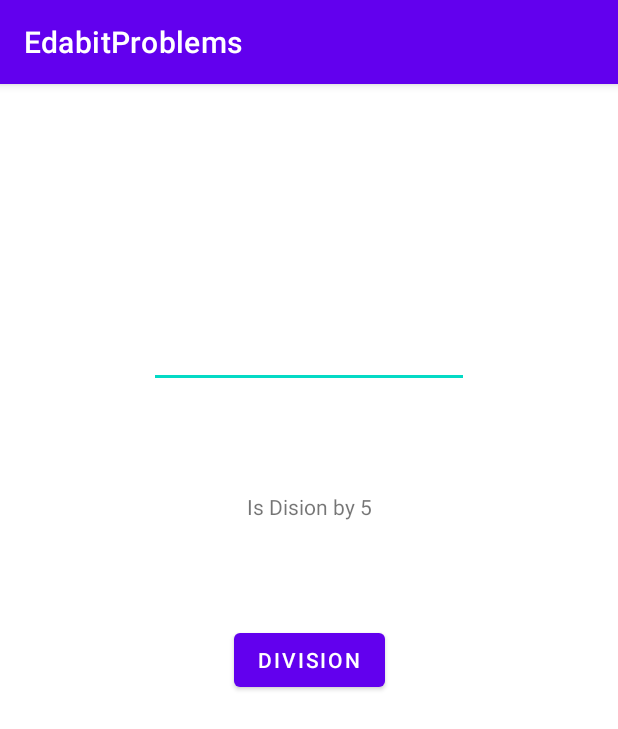
After one commit to Suresh-sanganaboyana-improve10x/EdabitProblems, an Android app: the CheckIfIntegerIsDivisibleFiveActivity screen opened directly, with no data from a screen before it, on a phone screen of 412 x 824 dp. The commit adds this screen. Shown: the top 729 px of the screen. Run offline under Robolectric (Android 15) with nearby library versions, the phone set to English and light mode, and no system bars.

Commit message:
Created is CheckIfIntegerIsDivisibleFiveActivity and implemented functionality

```diff
--- /dev/null
+++ b/app/src/main/java/com/example/edabitproblems/checkdivisioblebyfive/CheckIfIntegerIsDivisibleByFiveController.java
@@ -0,0 +1,6 @@
+package com.example.edabitproblems.checkdivisioblebyfive;
+
+public interface CheckIfIntegerIsDivisibleByFiveController {
+
+    boolean checkIfIsIntegerIsDivisibleByFive(String n);
+}
--- /dev/null
+++ b/app/src/main/java/com/example/edabitproblems/checkdivisioblebyfive/CheckIfIntegerIsDivisibleByFiveView.java
@@ -0,0 +1,6 @@
+package com.example.edabitproblems.checkdivisioblebyfive;
+
+public interface CheckIfIntegerIsDivisibleByFiveView {
+
+    void handleIsDivisibleByFive();
+}
--- /dev/null
+++ b/app/src/main/java/com/example/edabitproblems/checkdivisioblebyfive/CheckIfIntegerIsDivisibleFiveActivity.java
@@ -0,0 +1,32 @@
+package com.example.edabitproblems.checkdivisioblebyfive;
+
+import androidx.appcompat.app.AppCompatActivity;
+
+import android.os.Bundle;
+import android.view.View;
+
+import com.example.edabitproblems.R;
+import com.example.edabitproblems.databinding.ActivityCheckIfIntegerIsDivisibleFiveBinding;
+
+public class CheckIfIntegerIsDivisibleFiveActivity extends AppCompatActivity implements CheckIfIntegerIsDivisibleByFiveView {
+
+    private ActivityCheckIfIntegerIsDivisibleFiveBinding binding;
+
+    @Override
+    protected void onCreate(Bundle savedInstanceState) {
+        super.onCreate(savedInstanceState);
+        binding = ActivityCheckIfIntegerIsDivisibleFiveBinding.inflate(getLayoutInflater());
+        setContentView(binding.getRoot());
+        handleIsDivisibleByFive();
+    }
+
+    @Override
+    public void handleIsDivisibleByFive() {
+        binding.handleDivisionBtn.setOnClickListener(v -> {
+            String divisible = binding.nValueTxt.getText().toString();
+            boolean fiveDivision = new CheckIfItIntegerIsDivisibleByFiveControllerImpl().checkIfIsIntegerIsDivisibleByFive(divisible);
+            binding.isDivisionToastTxt.setText(String.valueOf(fiveDivision));
+            binding.isDivisionToastTxt.setVisibility(View.VISIBLE);
+        });
+    }
+}
--- /dev/null
+++ b/app/src/main/res/layout/activity_check_if_integer_is_divisible_five.xml
@@ -0,0 +1,39 @@
+<?xml version="1.0" encoding="utf-8"?>
+<androidx.constraintlayout.widget.ConstraintLayout xmlns:android="http://schemas.android.com/apk/res/android"
+    xmlns:app="http://schemas.android.com/apk/res-auto"
+    xmlns:tools="http://schemas.android.com/tools"
+    android:layout_width="match_parent"
+    android:layout_height="match_parent"
+    tools:context=".checkdivisioblebyfive.CheckIfIntegerIsDivisibleFiveActivity">
+
+    <EditText
+        android:id="@+id/n_value_txt"
+        android:layout_width="wrap_content"
+        android:layout_height="wrap_content"
+        android:ems="10"
+        android:inputType="textPersonName"
+        app:layout_constraintBottom_toTopOf="@+id/handle_division_btn"
+        app:layout_constraintEnd_toEndOf="parent"
+        app:layout_constraintStart_toStartOf="parent"
+        app:layout_constraintTop_toTopOf="parent" />
+
+    <Button
+        android:id="@+id/handle_division_btn"
+        android:layout_width="wrap_content"
+        android:layout_height="wrap_content"
+        android:text="Division"
+        app:layout_constraintBottom_toBottomOf="parent"
+        app:layout_constraintEnd_toEndOf="@+id/n_value_txt"
+        app:layout_constraintStart_toStartOf="@+id/n_value_txt"
+        app:layout_constraintTop_toTopOf="parent" />
+
+    <TextView
+        android:id="@+id/is_division_toast_txt"
+        android:layout_width="wrap_content"
+        android:layout_height="wrap_content"
+        android:text="Is Dision by 5"
+        app:layout_constraintBottom_toTopOf="@+id/handle_division_btn"
+        app:layout_constraintEnd_toEndOf="@+id/n_value_txt"
+        app:layout_constraintStart_toStartOf="@+id/n_value_txt"
+        app:layout_constraintTop_toBottomOf="@+id/n_value_txt" />
+</androidx.constraintlayout.widget.ConstraintLayout>
```
Also changed, not shown: app/src/main/AndroidManifest.xml (+7 -0 lines), app/src/main/java/com/example/edabitproblems/AllProblemsActivity.java (+9 -0 lines), app/src/main/java/com/example/edabitproblems/checkdivisioblebyfive/CheckIfItIntegerIsDivisibleByFiveControllerImpl.java (added, +13 -0 lines), app/src/main/res/layout/activity_all_problems.xml (+9 -0 lines), 1 other file.
